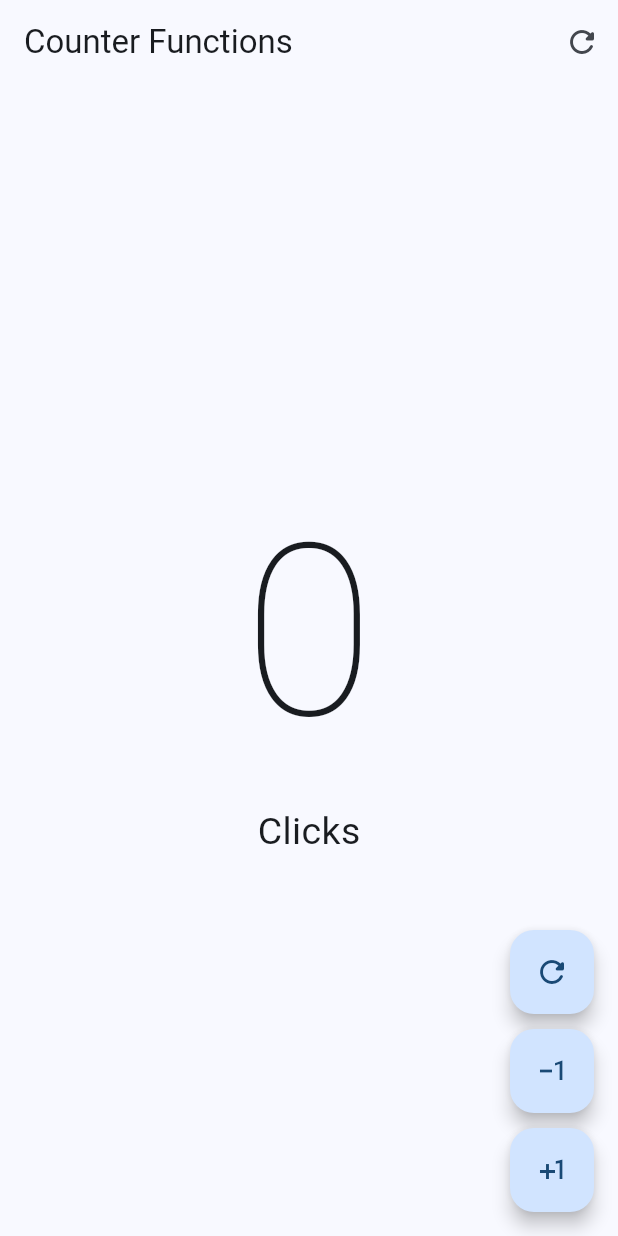
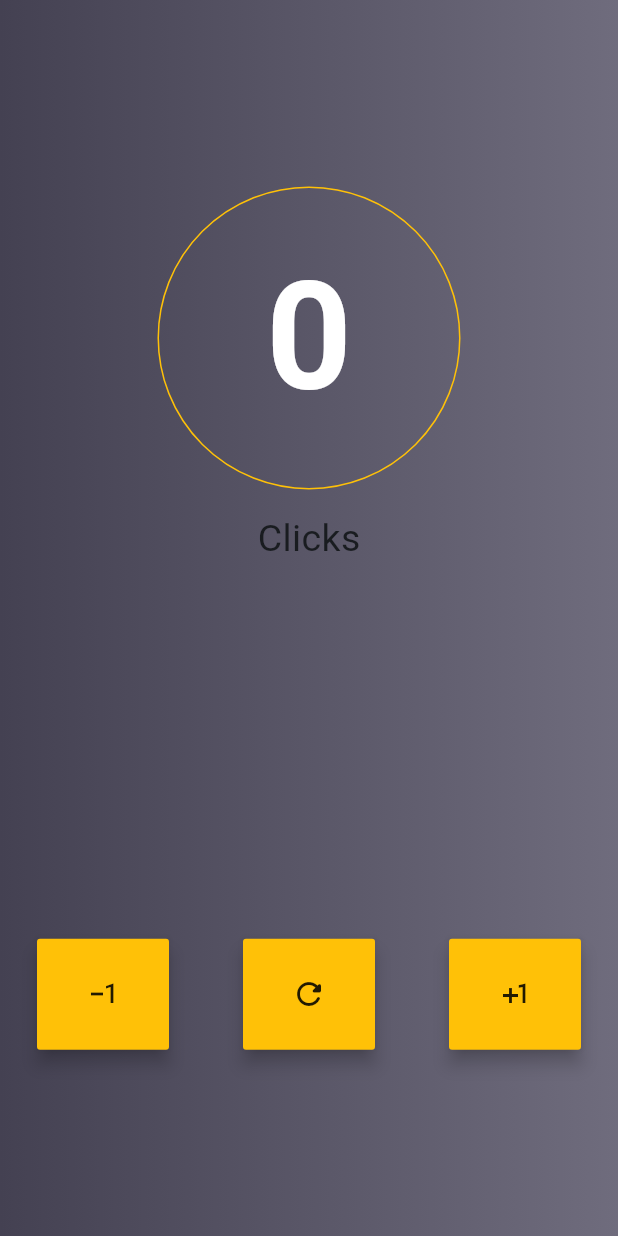
Before and after one commit to hesptech/flutter_oo_counter, a Flutter app: the screen it shows after launch, on a phone screen of 412 x 824 dp. Run offline on Flutter 3.47's test engine with Material 2 defaults, Android fonts, the light colour scheme and no system bars.

Commit message:
Refactor: gradient background, material buttons

```diff
--- a/lib/main.dart
+++ b/lib/main.dart
@@ -1,5 +1,5 @@
 import 'package:flutter/material.dart';
-import 'package:flutter_oo_counter/presentation/screens/counter/counter_functions_screen.dart';
+//import 'package:flutter_oo_counter/presentation/screens/counter/counter_functions_screen.dart';
 // import 'package:hello_world_app/presentation/screens/counter/counter_screen.dart';
 
 void main() {
@@ -17,9 +17,130 @@ class MyApp extends StatelessWidget {
       debugShowCheckedModeBanner: false,
       theme: ThemeData(
         useMaterial3: true,
-        colorSchemeSeed: Colors.blue
+        colorSchemeSeed: Colors.blue,
       ),
-      home: const CounterFunctionsScreen()
+      home: const HomeCounterScreen()
     );
   }
 }
+
+
+class HomeCounterScreen extends StatefulWidget {
+  const HomeCounterScreen({super.key});
+
+  @override
+  State<HomeCounterScreen> createState() => _HomeCounterScreenState();
+}
+
+class _HomeCounterScreenState extends State<HomeCounterScreen> {
+  int clickCounter = 0;
+
+  @override
+  Widget build(BuildContext context) {
+    return Scaffold(
+      body: Container(
+        decoration: const BoxDecoration(
+          gradient: LinearGradient(
+            begin: Alignment.centerLeft,
+            end: Alignment(1.0, 0.0), // 10% of the width, so there are ten blinds.
+            colors: [Color(0xFF444152), Color(0xFF6f6c7d)], // whitish to gray
+            tileMode: TileMode.repeated, // repeats the gradient over the canvas
+          ),
+        ),
+        height: MediaQuery.of(context).size.height,
+        width: MediaQuery.of(context).size.width,
+        child: Column(
+          mainAxisAlignment: MainAxisAlignment.spaceAround,
+          children: [
+            Column(
+              children: [
+                Container(
+                  /* height: 128.0,
+                    width: 128.0, */
+                  decoration: BoxDecoration(
+                    border: Border.all(
+                      color: Colors.amber,
+                      width: 1.0,
+                    ),
+                    shape: BoxShape.circle,
+                    //image: DecorationImage(image: this.logo)
+                  ),
+                  child: CircleAvatar(
+                    radius: 100.0,
+                    backgroundColor: Colors.transparent,
+                    foregroundColor: Colors.white,
+                    child: Text(
+                      '$clickCounter',
+                      style: const TextStyle(
+                        fontSize: 100, fontWeight: FontWeight.bold
+                      ),
+                    ),
+                  ),
+                ),
+                const SizedBox(height: 15.0,),
+                Text(
+                  'Click${clickCounter == 1 ? '' : 's'}',
+                  style: const TextStyle(fontSize: 25),
+                ),
+              ],
+            ),
+            Row(
+              mainAxisAlignment: MainAxisAlignment.spaceAround,
+              children: [
+                //const SizedBox(width: 10),
+                CustomCounterButton(
+                  icon: Icons.exposure_minus_1_outlined,
+                  onPressed: () {
+                    if (clickCounter == 0) return;
+                    clickCounter--;
+                    setState(() {});
+                  },
+                ),
+                CustomCounterButton(
+                  icon: Icons.refresh_rounded,
+                  onPressed: () {
+                    clickCounter = 0;
+                    setState(() {});
+                  },
+                ),
+                //const SizedBox(width: 10),
+                CustomCounterButton(
+                  icon: Icons.plus_one,
+                  onPressed: () {
+                    clickCounter++;
+                    setState(() {});
+                  },
+                ),
+              ],
+            ),
+          ],
+        ),
+      ),
+    );
+  }
+}
+
+
+class CustomCounterButton extends StatelessWidget {
+  final IconData icon;
+  final VoidCallback? onPressed;
+
+  const CustomCounterButton({
+    super.key,
+    required this.icon,
+    this.onPressed,
+  });
+
+  @override
+  Widget build(BuildContext context) {
+    return MaterialButton(
+      // shape: const StadiumBorder(),
+      padding: const EdgeInsetsDirectional.all(25.0),
+      color: Colors.amber,
+      enableFeedback: true,
+      elevation: 5,
+      onPressed: onPressed,
+      child: Icon(icon),
+    );
+  }
+}
```
Also changed, not shown: lib/presentation/screens/counter/counter_functions_screen.dart (+94 -31 lines).
